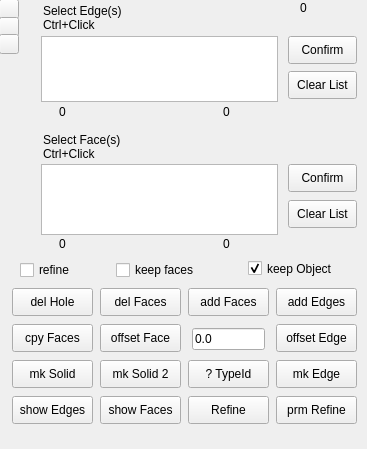
The window that DefeaturingTools.ui (easyw/Defeaturing_WB) describes before a commit, drawn with Qt 5.
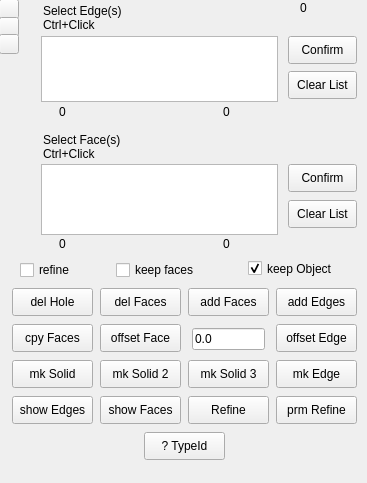
The same window after the commit. Icons and pictures are not drawn.

Commit message: adding a step import/export method to make a solid from difficult object

The edit to the form file:
```diff
--- a/DefeaturingTools.ui
+++ b/DefeaturingTools.ui
@@ -7,7 +7,7 @@
     <x>0</x>
     <y>0</y>
     <width>367</width>
-    <height>449</height>
+    <height>483</height>
    </rect>
   </property>
   <property name="windowIcon">
@@ -313,8 +313,8 @@
    <widget class="QPushButton" name="PB_check_TypeId">
     <property name="geometry">
      <rect>
-      <x>188</x>
-      <y>360</y>
+      <x>144</x>
+      <y>432</y>
       <width>81</width>
       <height>28</height>
      </rect>
@@ -581,6 +581,23 @@
      <string notr="true">mk Edge</string>
     </property>
    </widget>
+   <widget class="QPushButton" name="PB_expSTEP">
+    <property name="geometry">
+     <rect>
+      <x>188</x>
+      <y>360</y>
+      <width>81</width>
+      <height>28</height>
+     </rect>
+    </property>
+    <property name="toolTip">
+     <string notr="true">make Solid from the Faces
+of the selected Objects</string>
+    </property>
+    <property name="text">
+     <string notr="true">mk Solid 3</string>
+    </property>
+   </widget>
   </widget>
  </widget>
  <resources/>
```
The commit also changes 1 other file.
